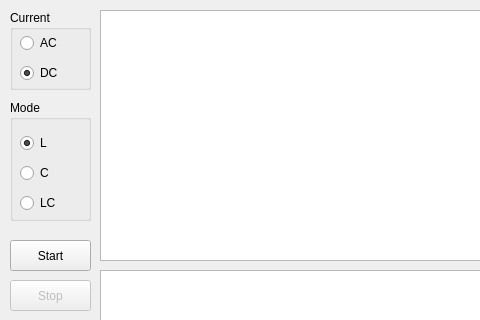
Above: software/modules/ModuleC.ui from brmlab/edubrm before the change; both pictures show x 0 to 480 and y 0 to 320 of the 781 by 531 pixel window. Below: the same form after it.
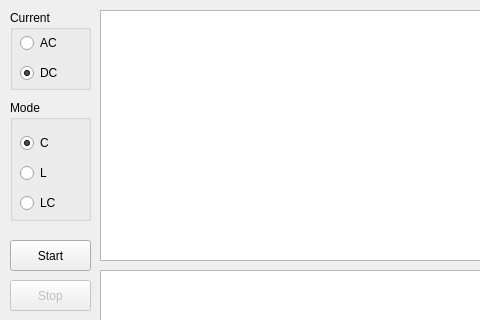
That is the form after the change.

```diff
--- a/software/modules/ModuleC.ui
+++ b/software/modules/ModuleC.ui
@@ -87,27 +87,11 @@
    <property name="title">
     <string>Mode</string>
    </property>
-   <widget class="QRadioButton" name="radioL">
-    <property name="geometry">
-     <rect>
-      <x>10</x>
-      <y>30</y>
-      <width>51</width>
-      <height>26</height>
-     </rect>
-    </property>
-    <property name="text">
-     <string>L</string>
-    </property>
-    <property name="checked">
-     <bool>true</bool>
-    </property>
-   </widget>
    <widget class="QRadioButton" name="radioC">
     <property name="geometry">
      <rect>
       <x>10</x>
-      <y>60</y>
+      <y>30</y>
       <width>51</width>
       <height>26</height>
      </rect>
@@ -116,7 +100,7 @@
      <string>C</string>
     </property>
     <property name="checked">
-     <bool>false</bool>
+     <bool>true</bool>
     </property>
    </widget>
    <widget class="QRadioButton" name="radioLC">
@@ -135,6 +119,22 @@
      <bool>false</bool>
     </property>
    </widget>
+   <widget class="QRadioButton" name="radioL">
+    <property name="geometry">
+     <rect>
+      <x>10</x>
+      <y>60</y>
+      <width>51</width>
+      <height>26</height>
+     </rect>
+    </property>
+    <property name="text">
+     <string>L</string>
+    </property>
+    <property name="checked">
+     <bool>false</bool>
+    </property>
+   </widget>
   </widget>
   <widget class="QPushButton" name="btnStart">
    <property name="geometry">
```
